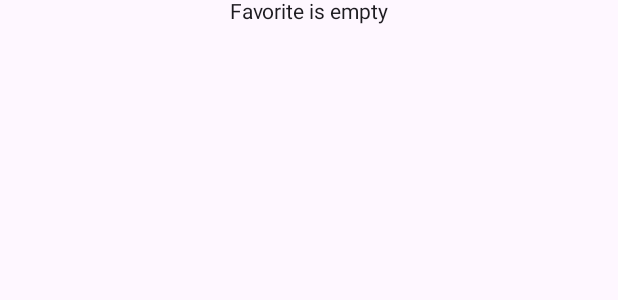
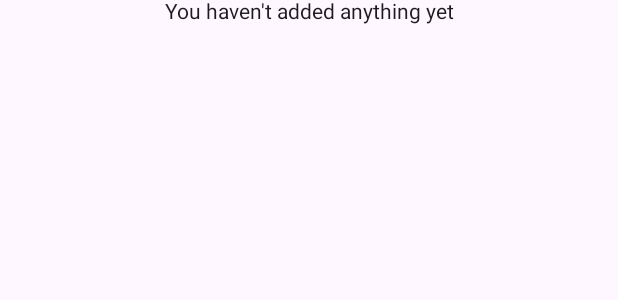
Before and after one commit to nastix123/GamesSearcher, an Android app built with Jetpack Compose: the @Preview function FavoriteScreenPreview, on a phone screen of 412 x 824 dp. Shown: the top 300 px of the screen. Run offline under Robolectric (Android 15) with nearby library versions, the phone set to English and light mode, and no system bars; our stand-ins replace Dagger/Hilt's generated code, Room's generated code; network calls fail.

Commit message:
updated favorites

```diff
--- a/app/src/main/java/by/eapp/thegamesearching/data/local/FavoritesDao.kt
+++ b/app/src/main/java/by/eapp/thegamesearching/data/local/FavoritesDao.kt
@@ -12,19 +12,19 @@ interface FavoritesDao {
     @Upsert
     suspend fun addFavorite(game: GameEntity)
 
-    @Query("SELECT * FROM favorites_table ORDER BY id DESC")
+    @Query("SELECT * FROM favorites ORDER BY id DESC")
     fun getAllFavorites(): Flow<List<GameEntity>>
 
-    @Query("SELECT * FROM favorites_table WHERE id =:id")
+    @Query("SELECT * FROM favorites WHERE id =:id")
     fun getFavoriteById(id: Int): GameEntity?
 
-    @Query("SELECT favorite FROM favorites_table WHERE id =:id")
+    @Query("SELECT isFavorite FROM favorites WHERE id =:id")
     fun isFavorite(id: Int): Boolean
 
     @Delete
     suspend fun deleteFavorite(game: GameEntity)
 
-    @Query("DELETE FROM favorites_table")
+    @Query("DELETE FROM favorites")
     suspend fun deleteAllFavorites()
 
 
--- a/app/src/main/java/by/eapp/thegamesearching/presentation/favorite/FavoriteScreen.kt
+++ b/app/src/main/java/by/eapp/thegamesearching/presentation/favorite/FavoriteScreen.kt
@@ -7,34 +7,40 @@ import androidx.compose.foundation.layout.padding
 import androidx.compose.material3.Scaffold
 import androidx.compose.material3.Text
 import androidx.compose.runtime.Composable
+import androidx.compose.runtime.collectAsState
+import androidx.compose.runtime.getValue
 import androidx.compose.ui.Alignment
 import androidx.compose.ui.Modifier
 import androidx.compose.ui.tooling.preview.Preview
-import androidx.navigation.NavController
-import androidx.navigation.NavHost
+import androidx.hilt.navigation.compose.hiltViewModel
 import androidx.navigation.NavHostController
 import androidx.navigation.compose.rememberNavController
 import by.eapp.thegamesearching.navigation.BottomBar
-import by.eapp.thegamesearching.presentation.home.components.GamesColumn
 
 @Composable
 fun FavoriteScreen(
     navController: NavHostController,
-    state: FavoritesScreenState
+    viewModel: FavoritesViewModel
 ) {
-
+    val state by viewModel.favoriteUiState.collectAsState()
     Scaffold (
         bottomBar = { BottomBar(navController = navController)}
-    ) {paddingValues ->
+    ) { paddingValues ->
         Column (
-            verticalArrangement = Arrangement.Center,
             horizontalAlignment = Alignment.CenterHorizontally,
-            modifier = Modifier.fillMaxWidth().padding(paddingValues)
+            modifier = Modifier
+                .fillMaxWidth()
+                .padding(paddingValues)
         ) {
             if (state.emptyFavorites) {
-                Text(text = "Favorite is empty")
+                Column (
+                    verticalArrangement = Arrangement.Center
+                ) {
+                    Text(text = "You haven't added anything yet")
+                }
+
             } else if (state.error != null) {
-                Text(text = state.error)
+                Text(text = state.error.toString())
             } else if (state.games.isNotEmpty()) {
 
             }
@@ -48,8 +54,6 @@ fun FavoriteScreen(
 @Composable
 fun FavoriteScreenPreview() {
     val navController = rememberNavController()
-    FavoriteScreen(navController = navController,
-        state = FavoritesScreenState(
-
-        ))
+    val favoritesViewModel = hiltViewModel<FavoritesViewModel>()
+    FavoriteScreen(navController = navController, viewModel = favoritesViewModel)
 }
--- a/app/src/main/java/by/eapp/thegamesearching/presentation/favorite/FavoritesViewModel.kt
+++ b/app/src/main/java/by/eapp/thegamesearching/presentation/favorite/FavoritesViewModel.kt
@@ -1,11 +1,21 @@
 package by.eapp.thegamesearching.presentation.favorite
 
+import androidx.compose.runtime.mutableStateOf
+import androidx.lifecycle.ViewModel
 import by.eapp.thegamesearching.domain.use_cases.GetAllFavoritesUseCase
+import dagger.hilt.android.lifecycle.HiltViewModel
+import kotlinx.coroutines.flow.MutableStateFlow
+import kotlinx.coroutines.flow.asStateFlow
 import javax.inject.Inject
 
+
+@HiltViewModel
 class FavoritesViewModel @Inject constructor(
     private val getAllFavoritesUseCase: GetAllFavoritesUseCase
-){
+):  ViewModel(){
+    private val _favoriteUiState = MutableStateFlow(FavoritesScreenState())
+    val favoriteUiState = _favoriteUiState.asStateFlow()
+
 
 
 }
```
Also changed, not shown: app/src/main/java/by/eapp/thegamesearching/domain/use_cases/FavoritesUseCases.kt (+9 -0 lines).
